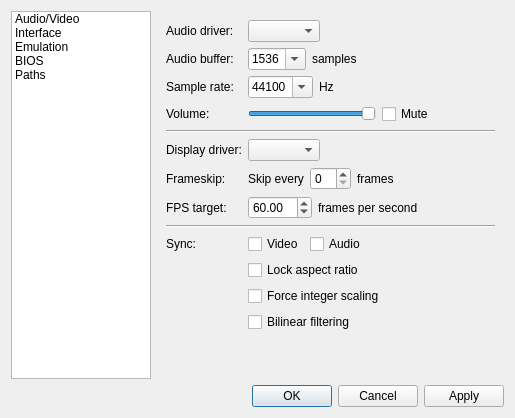
Above: Libretro/mgba/src/platform/qt/SettingsView.ui from kiddreads/Avalon-copy2 before the change. Below: the same form after it.
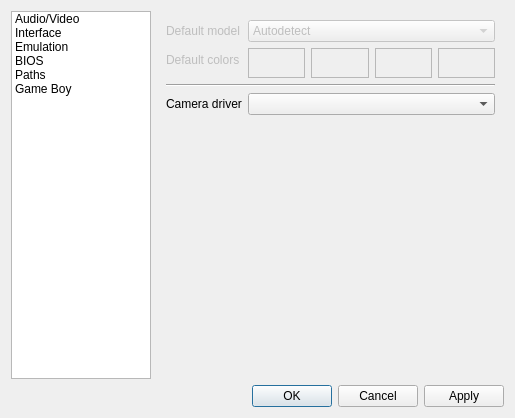
That is the form after the change. The open tabs and pages were chosen to show the change.

Commit message: Qt: Add camera driver option

```diff
--- a/Libretro/mgba/src/platform/qt/SettingsView.ui
+++ b/Libretro/mgba/src/platform/qt/SettingsView.ui
@@ -65,6 +65,11 @@
        <string>Paths</string>
       </property>
      </item>
+     <item>
+      <property name="text">
+       <string>Game Boy</string>
+      </property>
+     </item>
     </widget>
    </item>
    <item row="2" column="0" colspan="2">
@@ -1010,6 +1015,161 @@
        </item>
       </layout>
      </widget>
+     <widget class="QWidget" name="gb">
+      <layout class="QFormLayout" name="formLayout">
+       <item row="0" column="0">
+        <widget class="QLabel" name="label_29">
+         <property name="enabled">
+          <bool>false</bool>
+         </property>
+         <property name="text">
+          <string>Default model</string>
+         </property>
+        </widget>
+       </item>
+       <item row="0" column="1">
+        <widget class="QComboBox" name="gbModel">
+         <property name="enabled">
+          <bool>false</bool>
+         </property>
+         <item>
+          <property name="text">
+           <string>Autodetect</string>
+          </property>
+         </item>
+         <item>
+          <property name="text">
+           <string>Game Boy (DMG)</string>
+          </property>
+         </item>
+         <item>
+          <property name="text">
+           <string>Game Boy Color (CGB)</string>
+          </property>
+         </item>
+         <item>
+          <property name="text">
+           <string>Game Boy Advance (AGB)</string>
+          </property>
+         </item>
+        </widget>
+       </item>
+       <item row="1" column="0">
+        <widget class="QLabel" name="label_28">
+         <property name="enabled">
+          <bool>false</bool>
+         </property>
+         <property name="text">
+          <string>Default colors</string>
+         </property>
+        </widget>
+       </item>
+       <item row="1" column="1">
+        <layout class="QHBoxLayout" name="horizontalLayout_9">
+         <item>
+          <widget class="QFrame" name="color0">
+           <property name="minimumSize">
+            <size>
+             <width>30</width>
+             <height>30</height>
+            </size>
+           </property>
+           <property name="autoFillBackground">
+            <bool>true</bool>
+           </property>
+           <property name="frameShape">
+            <enum>QFrame::StyledPanel</enum>
+           </property>
+           <property name="frameShadow">
+            <enum>QFrame::Raised</enum>
+           </property>
+          </widget>
+         </item>
+         <item>
+          <widget class="QFrame" name="color1">
+           <property name="minimumSize">
+            <size>
+             <width>30</width>
+             <height>30</height>
+            </size>
+           </property>
+           <property name="autoFillBackground">
+            <bool>true</bool>
+           </property>
+           <property name="frameShape">
+            <enum>QFrame::StyledPanel</enum>
+           </property>
+           <property name="frameShadow">
+            <enum>QFrame::Raised</enum>
+           </property>
+          </widget>
+         </item>
+         <item>
+          <widget class="QFrame" name="color2">
+           <property name="minimumSize">
+            <size>
+             <width>30</width>
+             <height>30</height>
+            </size>
+           </property>
+           <property name="autoFillBackground">
+            <bool>true</bool>
+           </property>
+           <property name="frameShape">
+            <enum>QFrame::StyledPanel</enum>
+           </property>
+           <property name="frameShadow">
+            <enum>QFrame::Raised</enum>
+           </property>
+          </widget>
+         </item>
+         <item>
+          <widget class="QFrame" name="color3">
+           <property name="minimumSize">
+            <size>
+             <width>30</width>
+             <height>30</height>
+            </size>
+           </property>
+           <property name="autoFillBackground">
+            <bool>true</bool>
+           </property>
+           <property name="frameShape">
+            <enum>QFrame::StyledPanel</enum>
+           </property>
+           <property name="frameShadow">
+            <enum>QFrame::Raised</enum>
+           </property>
+          </widget>
+         </item>
+        </layout>
+       </item>
+       <item row="2" column="0" colspan="2">
+        <widget class="Line" name="line_11">
+         <property name="orientation">
+          <enum>Qt::Horizontal</enum>
+         </property>
+        </widget>
+       </item>
+       <item row="3" column="0">
+        <widget class="QLabel" name="label_27">
+         <property name="text">
+          <string>Camera driver</string>
+         </property>
+        </widget>
+       </item>
+       <item row="3" column="1">
+        <widget class="QComboBox" name="cameraDriver">
+         <property name="sizePolicy">
+          <sizepolicy hsizetype="Expanding" vsizetype="Fixed">
+           <horstretch>0</horstretch>
+           <verstretch>0</verstretch>
+          </sizepolicy>
+         </property>
+        </widget>
+       </item>
+      </layout>
+     </widget>
     </widget>
    </item>
   </layout>
```
The commit also changes 3 other files.
